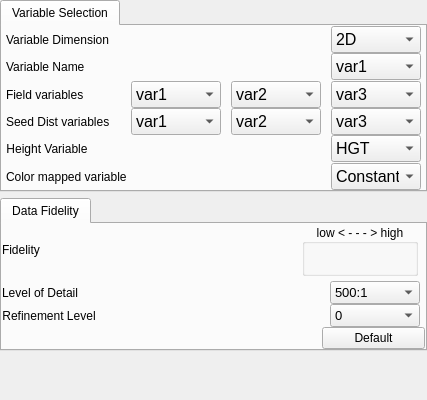
This is apps/vaporgui/VariablesWidgetGUI.ui in StasJ/vapor-formatted as Qt 5 draws it before an edit. The edited form follows.
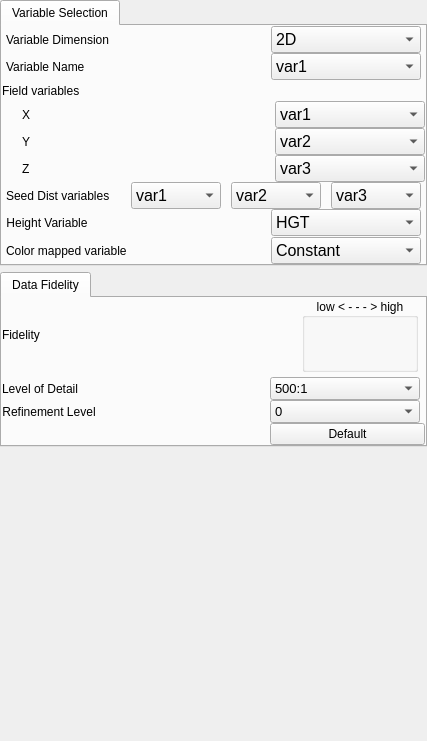
This is the edited form.

Commit message: Fix for issue 445: Variable name combo has too little space

The edit to the form file:
```diff
--- a/apps/vaporgui/VariablesWidgetGUI.ui
+++ b/apps/vaporgui/VariablesWidgetGUI.ui
@@ -7,7 +7,7 @@
     <x>0</x>
     <y>0</y>
     <width>427</width>
-    <height>400</height>
+    <height>741</height>
    </rect>
   </property>
   <property name="maximumSize">
@@ -39,11 +39,17 @@
     <number>0</number>
    </property>
    <item>
-    <widget class="QTabWidget" name="tabWidget_2">
+    <widget class="QTabWidget" name="variableSelectionWidget">
+     <property name="sizePolicy">
+      <sizepolicy hsizetype="Expanding" vsizetype="Minimum">
+       <horstretch>0</horstretch>
+       <verstretch>0</verstretch>
+      </sizepolicy>
+     </property>
      <property name="maximumSize">
       <size>
        <width>16777215</width>
-       <height>250</height>
+       <height>2500</height>
       </size>
      </property>
      <property name="currentIndex">
@@ -71,6 +77,12 @@
        </property>
        <item>
         <widget class="QFrame" name="dimensionFrame">
+         <property name="sizePolicy">
+          <sizepolicy hsizetype="Preferred" vsizetype="Minimum">
+           <horstretch>0</horstretch>
+           <verstretch>0</verstretch>
+          </sizepolicy>
+         </property>
          <property name="frameShape">
           <enum>QFrame::NoFrame</enum>
          </property>
@@ -126,7 +138,7 @@
            <widget class="QComboBox" name="dimensionCombo">
             <property name="minimumSize">
              <size>
-              <width>90</width>
+              <width>150</width>
               <height>0</height>
              </size>
             </property>
@@ -167,6 +179,12 @@
        </item>
        <item>
         <widget class="QFrame" name="singleVariableFrame">
+         <property name="sizePolicy">
+          <sizepolicy hsizetype="Preferred" vsizetype="Minimum">
+           <horstretch>0</horstretch>
+           <verstretch>0</verstretch>
+          </sizepolicy>
+         </property>
          <property name="frameShape">
           <enum>QFrame::NoFrame</enum>
          </property>
@@ -222,7 +240,7 @@
            <widget class="QComboBox" name="varnameCombo">
             <property name="minimumSize">
              <size>
-              <width>90</width>
+              <width>150</width>
               <height>0</height>
              </size>
             </property>
@@ -258,6 +276,12 @@
        </item>
        <item>
         <widget class="QFrame" name="fieldVariableFrame">
+         <property name="sizePolicy">
+          <sizepolicy hsizetype="Preferred" vsizetype="Minimum">
+           <horstretch>0</horstretch>
+           <verstretch>0</verstretch>
+          </sizepolicy>
+         </property>
          <property name="frameShape">
           <enum>QFrame::NoFrame</enum>
          </property>
@@ -267,18 +291,42 @@
          <property name="lineWidth">
           <number>0</number>
          </property>
-         <layout class="QHBoxLayout" name="horizontalLayout_7">
+         <layout class="QVBoxLayout" name="verticalLayout_5">
           <property name="spacing">
            <number>0</number>
           </property>
           <property name="leftMargin">
-           <number>4</number>
+           <number>0</number>
           </property>
           <property name="topMargin">
            <number>0</number>
           </property>
           <property name="rightMargin">
-           <number>4</number>
+           <number>0</number>
+          </property>
+          <property name="bottomMargin">
+           <number>0</number>
+          </property>
+          <item>
+           <widget class="QFrame" name="frame_4">
+            <property name="frameShape">
+             <enum>QFrame::NoFrame</enum>
+            </property>
+            <property name="frameShadow">
+             <enum>QFrame::Plain</enum>
+            </property>
+            <layout class="QHBoxLayout" name="horizontalLayout_9">
+             <property name="spacing">
+              <number>0</number>
+             </property>
+             <property name="leftMargin">
+              <number>0</number>
+             </property>
+             <property name="topMargin">
+              <number>0</number>
+             </property>
+             <property name="rightMargin">
+              <number>0</number>
           </property>
           <property name="bottomMargin">
            <number>0</number>
@@ -297,7 +345,7 @@
            </widget>
           </item>
           <item>
-           <spacer name="horizontalSpacer_12">
+              <spacer name="horizontalSpacer_10">
             <property name="orientation">
              <enum>Qt::Horizontal</enum>
             </property>
@@ -309,33 +357,54 @@
             </property>
            </spacer>
           </item>
+            </layout>
+           </widget>
+          </item>
           <item>
-           <widget class="QComboBox" name="varCombo1">
-            <property name="minimumSize">
-             <size>
-              <width>90</width>
-              <height>0</height>
-             </size>
+           <widget class="QFrame" name="frame">
+            <property name="frameShape">
+             <enum>QFrame::NoFrame</enum>
             </property>
-            <property name="maximumSize">
-             <size>
-              <width>75</width>
-              <height>16777215</height>
-             </size>
+            <property name="frameShadow">
+             <enum>QFrame::Raised</enum>
             </property>
-            <property name="font">
-             <font>
-              <pointsize>12</pointsize>
-             </font>
-            </property>
-            <property name="whatsThis">
-             <string>Field variables specify the X Y and Z vector components that comprise your current renderer's input variables.</string>
-            </property>
+            <layout class="QHBoxLayout" name="horizontalLayout_7">
+             <property name="spacing">
+              <number>0</number>
+             </property>
+             <property name="leftMargin">
+              <number>0</number>
+             </property>
+             <property name="topMargin">
+              <number>0</number>
+             </property>
+             <property name="rightMargin">
+              <number>0</number>
+             </property>
+             <property name="bottomMargin">
+              <number>0</number>
+             </property>
             <item>
+              <spacer name="horizontalSpacer_14">
+               <property name="orientation">
+                <enum>Qt::Horizontal</enum>
+               </property>
+               <property name="sizeType">
+                <enum>QSizePolicy::Fixed</enum>
+               </property>
+               <property name="sizeHint" stdset="0">
+                <size>
+                 <width>20</width>
+                 <height>20</height>
+                </size>
+               </property>
+              </spacer>
+             </item>
+             <item>
+              <widget class="QLabel" name="label">
              <property name="text">
-              <string>var1</string>
-             </property>
-            </item>
+                <string>X</string>
+               </property>
            </widget>
           </item>
           <item>
@@ -344,11 +413,103 @@
              <enum>Qt::Horizontal</enum>
             </property>
             <property name="sizeType">
-             <enum>QSizePolicy::Fixed</enum>
+                <enum>QSizePolicy::Expanding</enum>
             </property>
             <property name="sizeHint" stdset="0">
              <size>
               <width>10</width>
+                 <height>20</height>
+                </size>
+               </property>
+              </spacer>
+             </item>
+             <item>
+              <widget class="QComboBox" name="varCombo1">
+               <property name="minimumSize">
+                <size>
+                 <width>150</width>
+                 <height>0</height>
+                </size>
+               </property>
+               <property name="maximumSize">
+                <size>
+                 <width>75</width>
+                 <height>16777215</height>
+                </size>
+               </property>
+               <property name="font">
+                <font>
+                 <pointsize>12</pointsize>
+                </font>
+               </property>
+               <property name="whatsThis">
+                <string>Field variables specify the X Y and Z vector components that comprise your current renderer's input variables.</string>
+               </property>
+               <item>
+                <property name="text">
+                 <string>var1</string>
+                </property>
+               </item>
+              </widget>
+             </item>
+            </layout>
+           </widget>
+          </item>
+          <item>
+           <widget class="QFrame" name="frame_2">
+            <property name="frameShape">
+             <enum>QFrame::NoFrame</enum>
+            </property>
+            <property name="frameShadow">
+             <enum>QFrame::Raised</enum>
+            </property>
+            <layout class="QHBoxLayout" name="horizontalLayout_6">
+             <property name="spacing">
+              <number>0</number>
+             </property>
+             <property name="leftMargin">
+              <number>0</number>
+             </property>
+             <property name="topMargin">
+              <number>0</number>
+             </property>
+             <property name="rightMargin">
+              <number>0</number>
+             </property>
+             <property name="bottomMargin">
+              <number>0</number>
+             </property>
+             <item>
+              <spacer name="horizontalSpacer_16">
+               <property name="orientation">
+                <enum>Qt::Horizontal</enum>
+               </property>
+               <property name="sizeType">
+                <enum>QSizePolicy::Fixed</enum>
+               </property>
+               <property name="sizeHint" stdset="0">
+                <size>
+                 <width>20</width>
+                 <height>20</height>
+                </size>
+               </property>
+              </spacer>
+             </item>
+             <item>
+              <widget class="QLabel" name="label_2">
+               <property name="text">
+                <string>Y</string>
+               </property>
+              </widget>
+             </item>
+             <item>
+              <spacer name="horizontalSpacer_12">
+               <property name="orientation">
+                <enum>Qt::Horizontal</enum>
+               </property>
+               <property name="sizeHint" stdset="0">
+                <size>
+                 <width>40</width>
               <height>20</height>
              </size>
             </property>
@@ -358,7 +519,7 @@
            <widget class="QComboBox" name="varCombo2">
             <property name="minimumSize">
              <size>
-              <width>90</width>
+                 <width>150</width>
               <height>0</height>
              </size>
             </property>
@@ -381,6 +542,56 @@
               <string>var2</string>
              </property>
             </item>
+              </widget>
+             </item>
+            </layout>
+           </widget>
+          </item>
+          <item>
+           <widget class="QFrame" name="frame_3">
+            <property name="frameShape">
+             <enum>QFrame::NoFrame</enum>
+            </property>
+            <property name="frameShadow">
+             <enum>QFrame::Raised</enum>
+            </property>
+            <layout class="QHBoxLayout" name="horizontalLayout_2">
+             <property name="spacing">
+              <number>0</number>
+             </property>
+             <property name="leftMargin">
+              <number>0</number>
+             </property>
+             <property name="topMargin">
+              <number>0</number>
+             </property>
+             <property name="rightMargin">
+              <number>0</number>
+             </property>
+             <property name="bottomMargin">
+              <number>0</number>
+             </property>
+             <item>
+              <spacer name="horizontalSpacer_17">
+               <property name="orientation">
+                <enum>Qt::Horizontal</enum>
+               </property>
+               <property name="sizeType">
+                <enum>QSizePolicy::Fixed</enum>
+               </property>
+               <property name="sizeHint" stdset="0">
+                <size>
+                 <width>20</width>
+                 <height>20</height>
+                </size>
+               </property>
+              </spacer>
+             </item>
+             <item>
+              <widget class="QLabel" name="label_3">
+               <property name="text">
+                <string>Z</string>
+               </property>
            </widget>
           </item>
           <item>
@@ -389,7 +600,7 @@
              <enum>Qt::Horizontal</enum>
             </property>
             <property name="sizeType">
-             <enum>QSizePolicy::Fixed</enum>
+                <enum>QSizePolicy::Expanding</enum>
             </property>
             <property name="sizeHint" stdset="0">
              <size>
@@ -403,7 +614,7 @@
            <widget class="QComboBox" name="varCombo3">
             <property name="minimumSize">
              <size>
-              <width>90</width>
+                 <width>150</width>
               <height>0</height>
              </size>
             </property>
@@ -426,6 +637,9 @@
               <string>var3</string>
              </property>
             </item>
+              </widget>
+             </item>
+            </layout>
            </widget>
           </item>
          </layout>
@@ -433,6 +647,12 @@
        </item>
        <item>
         <widget class="QFrame" name="distribVariableFrame">
+         <property name="sizePolicy">
+          <sizepolicy hsizetype="Preferred" vsizetype="Minimum">
+           <horstretch>0</horstretch>
+           <verstretch>0</verstretch>
+          </sizepolicy>
+         </property>
          <property name="frameShape">
           <enum>QFrame::NoFrame</enum>
          </property>
@@ -608,6 +828,12 @@
        </item>
        <item>
         <widget class="QFrame" name="heightVariableFrame">
+         <property name="sizePolicy">
+          <sizepolicy hsizetype="Preferred" vsizetype="Minimum">
+           <horstretch>0</horstretch>
+           <verstretch>0</verstretch>
+          </sizepolicy>
+         </property>
          <property name="frameShape">
           <enum>QFrame::NoFrame</enum>
          </property>
@@ -666,7 +892,7 @@
             </property>
             <property name="minimumSize">
              <size>
-              <width>90</width>
+              <width>150</width>
               <height>0</height>
              </size>
             </property>
@@ -700,6 +926,12 @@
        </item>
        <item>
         <widget class="QFrame" name="colorMappingFrame">
+         <property name="sizePolicy">
+          <sizepolicy hsizetype="Preferred" vsizetype="Minimum">
+           <horstretch>0</horstretch>
+           <verstretch>0</verstretch>
+          </sizepolicy>
+         </property>
          <layout class="QHBoxLayout" name="colorMappingLayout_2">
           <property name="spacing">
            <number>0</number>
@@ -740,7 +972,7 @@
            <widget class="QComboBox" name="colormapVarCombo">
             <property name="minimumSize">
              <size>
-              <width>90</width>
+              <width>150</width>
               <height>0</height>
              </size>
             </property>
@@ -919,7 +1151,7 @@
             <widget class="QComboBox" name="lodCombo">
              <property name="minimumSize">
               <size>
-               <width>90</width>
+               <width>150</width>
                <height>0</height>
               </size>
              </property>
@@ -1008,7 +1240,7 @@
             <widget class="QComboBox" name="refinementCombo">
              <property name="minimumSize">
               <size>
-               <width>90</width>
+               <width>150</width>
                <height>0</height>
               </size>
              </property>
@@ -1083,7 +1315,7 @@
             <widget class="QPushButton" name="fidelityDefaultButton">
              <property name="minimumSize">
               <size>
-               <width>103</width>
+               <width>155</width>
                <height>0</height>
               </size>
              </property>
```
Lines whose indentation alone changed are shown as unchanged. The commit also changes 1 other file.
